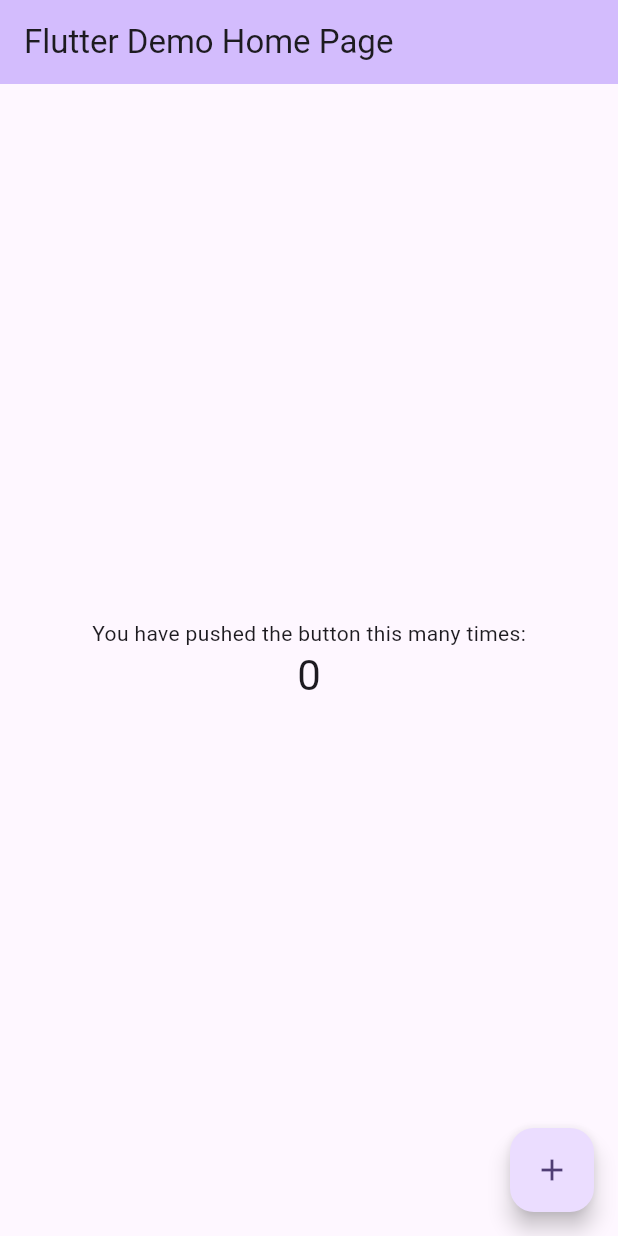
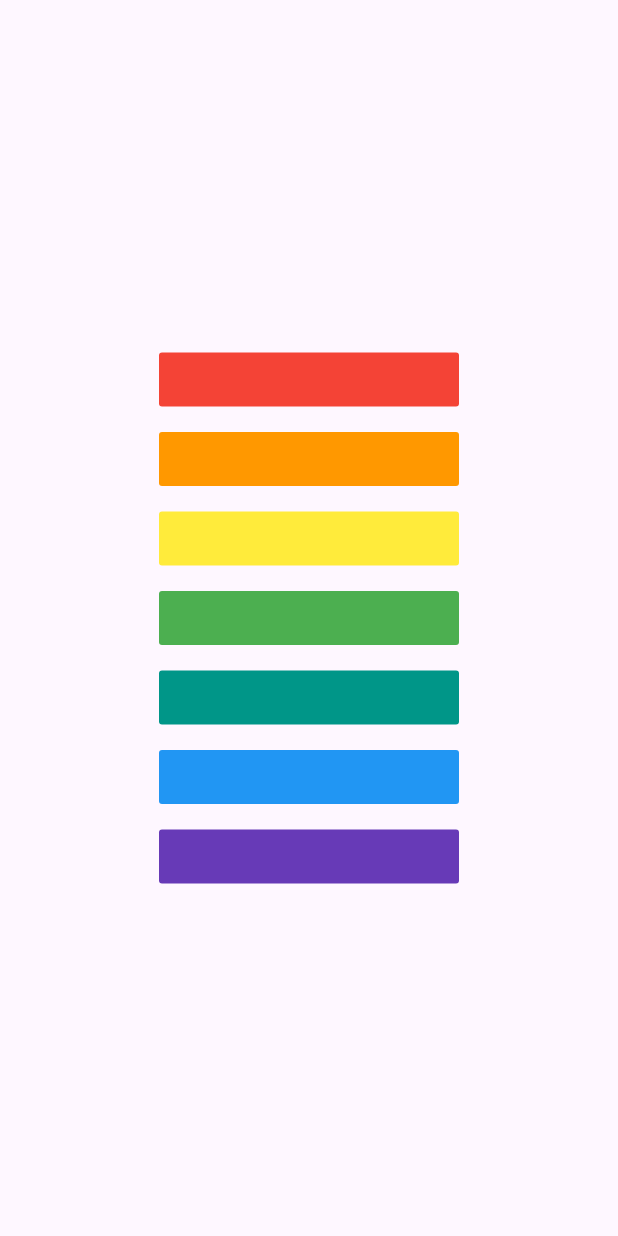
Before and after one commit to Shayan-Sen/randomprojects, a Flutter app: the screen it shows after launch, on a phone screen of 412 x 824 dp. Run offline on Flutter 3.47's test engine with Material 3 defaults, Android fonts, the phone set to English and light mode, and no system bars; our stand-ins replace audioplayers.

Commit message:
Back after a while

```diff
--- a/xylophoneapp/lib/main.dart
+++ b/xylophoneapp/lib/main.dart
@@ -1,125 +1,106 @@
+//import 'package:english_words/english_words.dart';
+// ignore_for_file: prefer_const_constructors
+
+import 'package:audioplayers/audioplayers.dart';
 import 'package:flutter/material.dart';
 
-void main() {
-  runApp(const MyApp());
-}
+void main() => runApp(XylophoneApp());
 
-class MyApp extends StatelessWidget {
-  const MyApp({super.key});
+class XylophoneApp extends StatelessWidget {
+  const XylophoneApp({super.key});
 
-  // This widget is the root of your application.
   @override
   Widget build(BuildContext context) {
     return MaterialApp(
-      title: 'Flutter Demo',
-      theme: ThemeData(
-        // This is the theme of your application.
-        //
-        // TRY THIS: Try running your application with "flutter run". You'll see
-        // the application has a purple toolbar. Then, without quitting the app,
-        // try changing the seedColor in the colorScheme below to Colors.green
-        // and then invoke "hot reload" (save your changes or press the "hot
-        // reload" button in a Flutter-supported IDE, or press "r" if you used
-        // the command line to start the app).
-        //
-        // Notice that the counter didn't reset back to zero; the application
-        // state is not lost during the reload. To reset the state, use hot
-        // restart instead.
-        //
-        // This works for code too, not just values: Most code changes can be
-        // tested with just a hot reload.
-        colorScheme: ColorScheme.fromSeed(seedColor: Colors.deepPurple),
-        useMaterial3: true,
+      debugShowCheckedModeBanner: false,
+      home: Scaffold(
+        body: SafeArea(
+          child: Center(
+            child: Column(
+              mainAxisAlignment: MainAxisAlignment.center,
+              crossAxisAlignment: CrossAxisAlignment.center,
+              children: [
+                MaterialButton(
+                  onPressed: () {
+                    AudioPlayer().play(AssetSource("note1.wav"));
+                  },
+                  color: Colors.red,
+                  elevation: 0,
+                  minWidth: 200,
+                  hoverElevation: 1,
+                  highlightElevation: 1,
                 ),
-      home: const MyHomePage(title: 'Flutter Demo Home Page'),
-    );
-  }
-}
-
-class MyHomePage extends StatefulWidget {
-  const MyHomePage({super.key, required this.title});
-
-  // This widget is the home page of your application. It is stateful, meaning
-  // that it has a State object (defined below) that contains fields that affect
-  // how it looks.
-
-  // This class is the configuration for the state. It holds the values (in this
-  // case the title) provided by the parent (in this case the App widget) and
-  // used by the build method of the State. Fields in a Widget subclass are
-  // always marked "final".
-
-  final String title;
-
-  @override
-  State<MyHomePage> createState() => _MyHomePageState();
-}
-
-class _MyHomePageState extends State<MyHomePage> {
-  int _counter = 0;
-
-  void _incrementCounter() {
-    setState(() {
-      // This call to setState tells the Flutter framework that something has
-      // changed in this State, which causes it to rerun the build method below
-      // so that the display can reflect the updated values. If we changed
-      // _counter without calling setState(), then the build method would not be
-      // called again, and so nothing would appear to happen.
-      _counter++;
-    });
-  }
-
-  @override
-  Widget build(BuildContext context) {
-    // This method is rerun every time setState is called, for instance as done
-    // by the _incrementCounter method above.
-    //
-    // The Flutter framework has been optimized to make rerunning build methods
-    // fast, so that you can just rebuild anything that needs updating rather
-    // than having to individually change instances of widgets.
-    return Scaffold(
-      appBar: AppBar(
-        // TRY THIS: Try changing the color here to a specific color (to
-        // Colors.amber, perhaps?) and trigger a hot reload to see the AppBar
-        // change color while the other colors stay the same.
-        backgroundColor: Theme.of(context).colorScheme.inversePrimary,
-        // Here we take the value from the MyHomePage object that was created by
-        // the App.build method, and use it to set our appbar title.
-        title: Text(widget.title),
+                SizedBox(height: 5),
+                MaterialButton(
+                  onPressed: () {
+                    AudioPlayer().play(AssetSource("note2.wav"));
+                  },
+                  color: Colors.orange,
+                  elevation: 0,
+                  minWidth: 200,
+                  hoverElevation: 1,
+                  highlightElevation: 1,
                 ),
-      body: Center(
-        // Center is a layout widget. It takes a single child and positions it
-        // in the middle of the parent.
-        child: Column(
-          // Column is also a layout widget. It takes a list of children and
-          // arranges them vertically. By default, it sizes itself to fit its
-          // children horizontally, and tries to be as tall as its parent.
-          //
-          // Column has various properties to control how it sizes itself and
-          // how it positions its children. Here we use mainAxisAlignment to
-          // center the children vertically; the main axis here is the vertical
-          // axis because Columns are vertical (the cross axis would be
-          // horizontal).
-          //
-          // TRY THIS: Invoke "debug painting" (choose the "Toggle Debug Paint"
-          // action in the IDE, or press "p" in the console), to see the
-          // wireframe for each widget.
-          mainAxisAlignment: MainAxisAlignment.center,
-          children: <Widget>[
-            const Text(
-              'You have pushed the button this many times:',
+                SizedBox(height: 5),
+                MaterialButton(
+                  onPressed: () {
+                    AudioPlayer().play(AssetSource("note3.wav"));
+                  },
+                  color: Colors.yellow,
+                  elevation: 0,
+                  minWidth: 200,
+                  hoverElevation: 1,
+                  highlightElevation: 1,
                 ),
-            Text(
-              '$_counter',
-              style: Theme.of(context).textTheme.headlineMedium,
+                SizedBox(height: 5),
+                MaterialButton(
+                  onPressed: () {
+                    AudioPlayer().play(AssetSource("note4.wav"));
+                  },
+                  color: Colors.green,
+                  elevation: 0,
+                  minWidth: 200,
+                  hoverElevation: 1,
+                  highlightElevation: 1,
+                ),
+                SizedBox(height: 5),
+                MaterialButton(
+                  onPressed: () {
+                    AudioPlayer().play(AssetSource("note5.wav"));
+                  },
+                  color: Colors.teal,
+                  elevation: 0,
+                  minWidth: 200,
+                  hoverElevation: 1,
+                  highlightElevation: 1,
+                ),
+                SizedBox(height: 5),
+                MaterialButton(
+                  onPressed: () {
+                    AudioPlayer().play(AssetSource("note6.wav"));
+                  },
+                  color: Colors.blue,
+                  elevation: 0,
+                  minWidth: 200,
+                  hoverElevation: 1,
+                  highlightElevation: 1,
+                ),
+                SizedBox(height: 5),
+                MaterialButton(
+                  onPressed: () {
+                    AudioPlayer().play(AssetSource("note7.wav"));
+                  },
+                  color: Colors.deepPurple,
+                  elevation: 0,
+                  minWidth: 200,
+                  hoverElevation: 1,
+                  highlightElevation: 1,
                 ),
               ],
             ),
           ),
-      floatingActionButton: FloatingActionButton(
-        onPressed: _incrementCounter,
-        tooltip: 'Increment',
-        child: const Icon(Icons.add),
-      ), // This trailing comma makes auto-formatting nicer for build methods.
+        ),
+      ),
     );
   }
 }
```
Also changed, not shown: xylophoneapp/pubspec.yaml (+6 -49 lines), xylophoneapp/pubspec.lock, 5 other files. Lines whose indentation alone changed are shown as unchanged.
